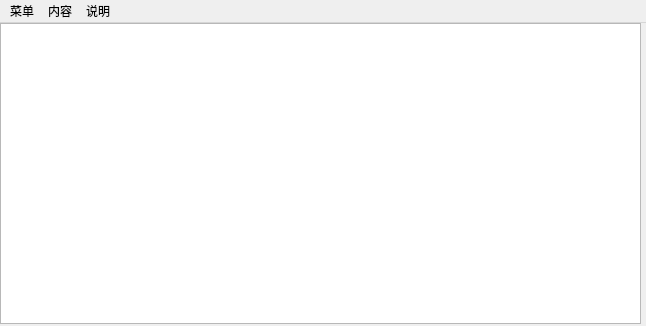
Qt form MyPyQt5LearnExamples/TableUiOpt/TableUi.ui (blastLittleTiger/PythonModuleNotes) before a commit.
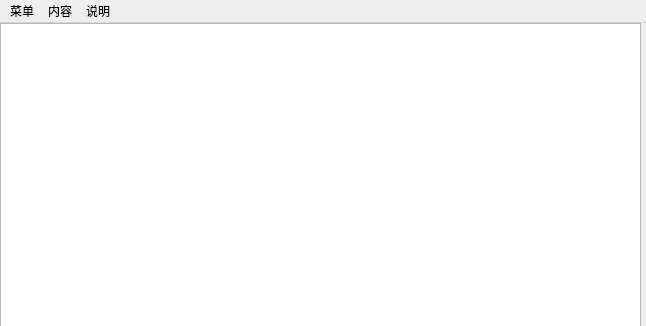
The same form after that commit.

Commit message:
消除最后一行遮挡的情况
通过设置水平方向的滚动条和设置大小，消除了最后一行遮挡的情况

The edit to the form file:
```diff
--- a/MyPyQt5LearnExamples/TableUiOpt/TableUi.ui
+++ b/MyPyQt5LearnExamples/TableUiOpt/TableUi.ui
@@ -37,9 +37,12 @@
       <x>0</x>
       <y>0</y>
       <width>641</width>
-      <height>301</height>
+      <height>318</height>
      </rect>
     </property>
+    <property name="horizontalScrollBarPolicy">
+     <enum>Qt::ScrollBarAlwaysOn</enum>
+    </property>
     <property name="editTriggers">
      <set>QAbstractItemView::DoubleClicked</set>
     </property>
```
The commit also changes 1 other file.
